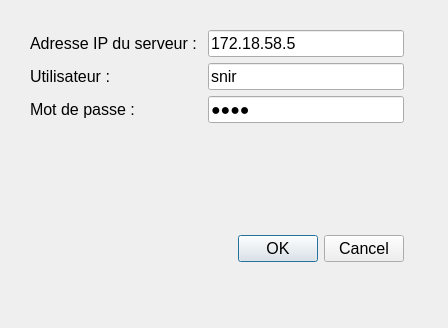
Qt form 10_Banque/connexion.ui (TheoMichaud/Apprendre_QT) before a commit.
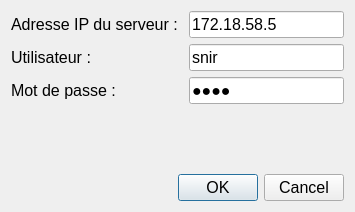
The same form after that commit.

```diff
--- a/10_Banque/connexion.ui
+++ b/10_Banque/connexion.ui
@@ -6,22 +6,15 @@
    <rect>
     <x>0</x>
     <y>0</y>
-    <width>448</width>
-    <height>328</height>
+    <width>355</width>
+    <height>212</height>
    </rect>
   </property>
   <property name="windowTitle">
    <string>Connexion</string>
   </property>
-  <widget class="QWidget" name="layoutWidget">
-   <property name="geometry">
-    <rect>
-     <x>30</x>
-     <y>30</y>
-     <width>374</width>
-     <height>232</height>
-    </rect>
-   </property>
+  <layout class="QVBoxLayout" name="verticalLayout_2">
+   <item>
    <layout class="QVBoxLayout" name="verticalLayout">
     <item>
      <layout class="QFormLayout" name="formLayout">
@@ -130,7 +123,8 @@
      </widget>
     </item>
    </layout>
-  </widget>
+   </item>
+  </layout>
  </widget>
  <resources/>
  <connections>
```
Left out of the diff: 32 changed lines with no effect on the pictures. Lines whose indentation alone changed are shown as unchanged.
